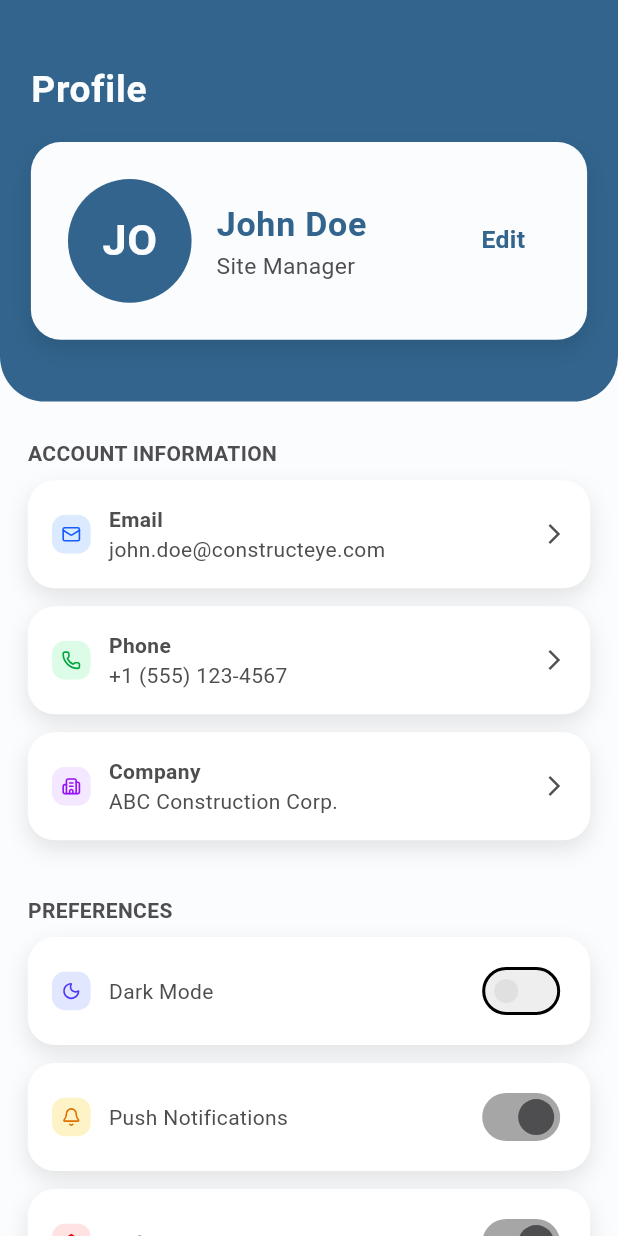
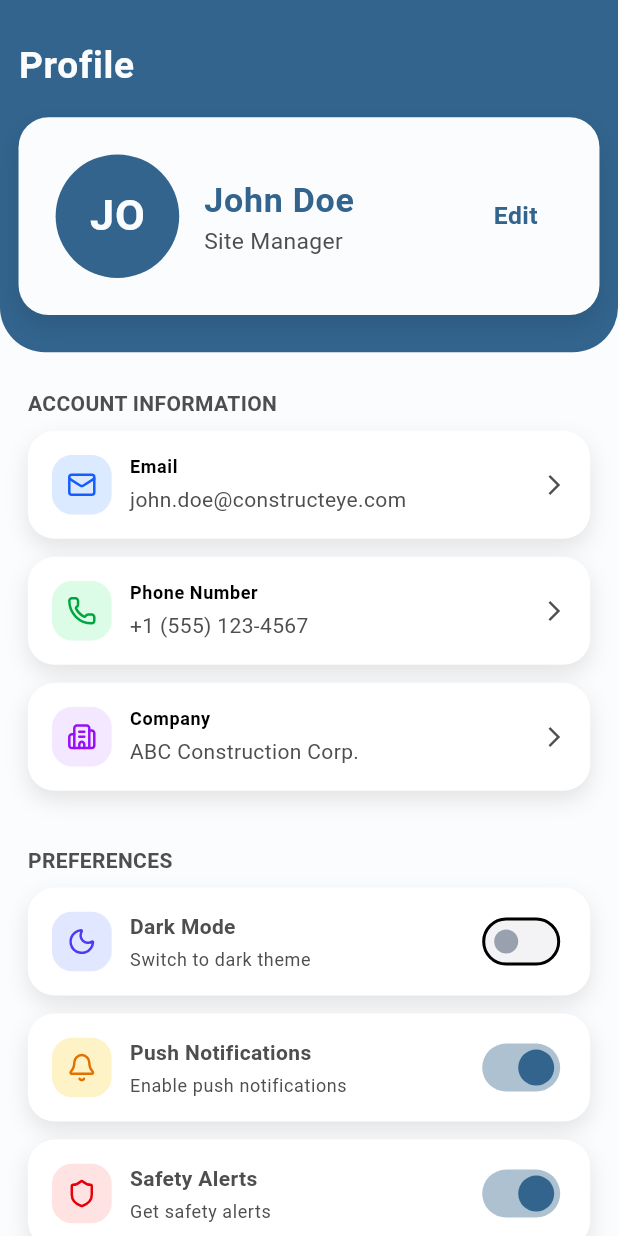
Before and after one commit to midoyasser16204/constructEYE, a Flutter app: the screen it shows after launch, on a phone screen of 412 x 824 dp. Run offline on Flutter 3.47's test engine with Material 3 defaults, Android fonts, the phone set to English and light mode, and no system bars; our stand-ins replace cloud_firestore, firebase_auth, firebase_core, flutter_svg, image_picker, loading_animation_widget and 1 more; accounts and stored records are empty; project files that could hold a hidden picture were left out.

Commit message:
Refactor UI components and improve theme consistency
Details:
Updated switch styling for
better dark/light mode behavior
Refactored profile UI elements
Improved theming and color usage
Cleaned up code structure

```diff
--- a/lib/core/constants/AppConstants.dart
+++ b/lib/core/constants/AppConstants.dart
@@ -110,4 +110,17 @@ class AppConstants {
   static const String phonePlaceholder = 'Enter your phone';
   static const String companyPlaceholder = 'Enter your company';
   static const String editButton = 'Edit';
+  static const String accountInformationTitle = "ACCOUNT INFORMATION";
+  static const String preferencesTitle = "PREFERENCES";
+  static const String otherTitle = "OTHER";
+  static const String darkModeTitle = "Dark Mode";
+  static const String darkModeDescription = "Switch to dark theme";
+  static const String pushNotificationsTitle = "Push Notifications";
+  static const String pushNotificationsDescription = "Enable push notifications";
+  static const String safetyAlertsTitle = "Safety Alerts";
+  static const String safetyAlertsDescription = "Get safety alerts";
+  static const String changePasswordTitle = "Change Password";
+  static const String helpSupportTitle = "Help & Support";
+  static const String logoutTitle = "Logout";
+
 }
--- a/lib/core/themes/ThemeNotifier.dart
+++ /dev/null
@@ -1,9 +0,0 @@
-import 'package:flutter/material.dart';
-
-class ThemeNotifier extends ValueNotifier<ThemeMode> {
-  ThemeNotifier() : super(ThemeMode.light);
-
-  void toggleTheme(bool isDark) {
-    value = isDark ? ThemeMode.dark : ThemeMode.light;
-  }
-}
--- a/lib/main.dart
+++ b/lib/main.dart
@@ -1,15 +1,9 @@
 import 'package:constructEYE/core/constants/AppConstants.dart';
-import 'package:constructEYE/ui/screens/edit_profile_screen/EditProfileScreen.dart';
-import 'package:constructEYE/ui/screens/login_screen/LogInScreen.dart';
 import 'package:constructEYE/ui/screens/profile_screen/ProfileScreen.dart';
-import 'package:constructEYE/ui/screens/signup_screen/SignUpScreen.dart';
-import 'package:constructEYE/ui/screens/splash_screen/SplashScreen.dart';
 import 'package:firebase_core/firebase_core.dart';
 import 'package:flutter/material.dart';
 import 'core/configures/FirebaseOptions.dart';
 import 'core/themes/AppThemes.dart';
-import 'core/themes/ThemeNotifier.dart';
-
 
 void main() async {
   WidgetsFlutterBinding.ensureInitialized();
@@ -17,33 +11,23 @@ void main() async {
     options: DefaultFirebaseOptions.currentPlatform,
   );
 
-  final themeNotifier = ThemeNotifier();
-
-  runApp(MyApp(themeNotifier: themeNotifier));
+  runApp(const MyApp());
 }
 
 class MyApp extends StatelessWidget {
-  final ThemeNotifier themeNotifier;
-
-  const MyApp({super.key, required this.themeNotifier});
+  const MyApp({super.key});
 
   @override
   Widget build(BuildContext context) {
-    return ValueListenableBuilder<ThemeMode>(
-      valueListenable: themeNotifier,
-      builder: (context, currentTheme, _) {
     return MaterialApp(
       debugShowCheckedModeBanner: false,
       title: AppConstants.appName,
       theme: AppThemes.lightTheme,
       darkTheme: AppThemes.darkTheme,
-          themeMode: currentTheme,
+      themeMode: ThemeMode.light,
       initialRoute: AppConstants.profileScreenRoute,
       routes: {
-            AppConstants.profileScreenRoute: (context) =>
-                ProfileScreen(themeNotifier: themeNotifier),
-          },
-        );
+        AppConstants.profileScreenRoute: (context) => const ProfileScreen(),
       },
     );
   }
--- /dev/null
+++ b/lib/ui/components/AppSvgIcon.dart
@@ -0,0 +1,26 @@
+import 'package:flutter/material.dart';
+import 'package:flutter_svg/flutter_svg.dart';
+
+class AppSvgIcon extends StatelessWidget {
+  final String lightPath;
+  final String darkPath;
+  final double size;
+
+  const AppSvgIcon({
+    super.key,
+    required this.lightPath,
+    required this.darkPath,
+    this.size = 24,
+  });
+
+  @override
+  Widget build(BuildContext context) {
+    final isDark = Theme.of(context).brightness == Brightness.dark;
+
+    return SvgPicture.asset(
+      isDark ? darkPath : lightPath,
+      width: size,
+      height: size,
+    );
+  }
+}
--- /dev/null
+++ b/lib/ui/components/SectionTitle.dart
@@ -0,0 +1,26 @@
+import 'package:flutter/material.dart';
+
+class SectionTitle extends StatelessWidget {
+  final String text;
+  final EdgeInsetsGeometry? padding;
+
+  const SectionTitle({
+    super.key,
+    required this.text,
+    this.padding,
+  });
+
+  @override
+  Widget build(BuildContext context) {
+    final theme = Theme.of(context);
+    return Padding(
+      padding: padding ?? const EdgeInsets.symmetric(vertical: 8),
+      child: Text(
+        text,
+        style: theme.textTheme.bodyMedium?.copyWith(
+          fontWeight: FontWeight.bold,
+        ),
+      ),
+    );
+  }
+}
--- /dev/null
+++ b/lib/ui/components/navigation_item.dart
@@ -0,0 +1,66 @@
+import 'package:flutter/material.dart';
+import 'AppSvgIcon.dart';
+
+class NavigationItem extends StatelessWidget {
+  final String iconLight;
+  final String iconDark;
+  final String title;
+  final VoidCallback onTap;
+  final bool isLogout;
+
+  const NavigationItem({
+    super.key,
+    required this.iconLight,
+    required this.iconDark,
+    required this.title,
+    required this.onTap,
+    this.isLogout = false,
+  });
+
+  @override
+  Widget build(BuildContext context) {
+    final theme = Theme.of(context);
+
+    return GestureDetector(
+      onTap: onTap,
+      child: Container(
+        margin: const EdgeInsets.only(bottom: 12),
+        padding: const EdgeInsets.all(16),
+        decoration: BoxDecoration(
+          color: theme.cardColor,
+          borderRadius: BorderRadius.circular(18),
+          boxShadow: [
+            BoxShadow(
+              color: Colors.black.withOpacity(
+                  theme.brightness == Brightness.dark ? 0.3 : 0.1),
+              blurRadius: 12,
+              offset: const Offset(0, 6),
+            ),
+          ],
+        ),
+        child: Row(
+          children: [
+            AppSvgIcon(lightPath: iconLight, darkPath: iconDark, size: 40),
+            const SizedBox(width: 12),
+            Expanded(
+              child: Text(
+                title,
+                style: theme.textTheme.bodyMedium?.copyWith(
+                  color: isLogout
+                      ? Colors.red
+                      : theme.textTheme.bodyMedium?.color,
+                  fontWeight: FontWeight.bold,
+                ),
+              ),
+            ),
+            Icon(
+              Icons.arrow_forward_ios,
+              size: 16,
+              color: theme.textTheme.bodyMedium?.color,
+            ),
+          ],
+        ),
+      ),
+    );
+  }
+}
--- /dev/null
+++ b/lib/ui/components/profile_card_item.dart
@@ -0,0 +1,66 @@
+import 'package:flutter/material.dart';
+import 'AppSvgIcon.dart';
+
+class ProfileCardItem extends StatelessWidget {
+  final String iconLight;
+  final String iconDark;
+  final String title;
+  final String value;
+
+  const ProfileCardItem({
+    super.key,
+    required this.iconLight,
+    required this.iconDark,
+    required this.title,
+    required this.value,
+  });
+
+  @override
+  Widget build(BuildContext context) {
+    final theme = Theme.of(context);
+
+    return Container(
+      margin: const EdgeInsets.only(bottom: 12),
+      padding: const EdgeInsets.all(16),
+      decoration: BoxDecoration(
+        color: theme.cardColor,
+        borderRadius: BorderRadius.circular(18),
+        boxShadow: [
+          BoxShadow(
+            color: Colors.black.withOpacity(
+              theme.brightness == Brightness.dark ? 0.3 : 0.1,
+            ),
+            blurRadius: 12,
+            offset: const Offset(0, 6),
+          ),
+        ],
+      ),
+      child: Row(
+        children: [
+          AppSvgIcon(lightPath: iconLight, darkPath: iconDark, size: 40),
+          const SizedBox(width: 12),
+          Expanded(
+            child: Column(
+              crossAxisAlignment: CrossAxisAlignment.start,
+              children: [
+                Text(
+                  title,
+                  style: theme.textTheme.bodySmall?.copyWith(
+                    fontWeight: FontWeight.bold,
+                  ),
+                ),
+                const SizedBox(height: 4),
+                Text(value, style: theme.textTheme.bodyMedium),
+              ],
+            ),
+          ),
+          Icon(
+            Icons.arrow_forward_ios,
+            size: 16,
+            color: theme.textTheme.bodyMedium?.color,
+          ),
+        ],
+      ),
+    );
+  }
+}
--- /dev/null
+++ b/lib/ui/components/profile_switch_item.dart
@@ -0,0 +1,96 @@
+import 'package:flutter/material.dart';
+import '../../core/colors/AppColors.dart';
+import 'AppSvgIcon.dart';
+
+class ProfileSwitchItem extends StatelessWidget {
+  final String iconLight;
+  final String iconDark;
+  final String title;
+  final String description;
+  final bool value;
+  final Function(bool) onChanged;
+
+  const ProfileSwitchItem({
+    super.key,
+    required this.iconLight,
+    required this.iconDark,
+    required this.title,
+    required this.description,
+    required this.value,
+    required this.onChanged,
+  });
+
+  @override
+  Widget build(BuildContext context) {
+    final theme = Theme.of(context);
+    final isDark = theme.brightness == Brightness.dark;
+
+    return Container(
+      margin: const EdgeInsets.only(bottom: 12),
+      padding: const EdgeInsets.all(16),
+      decoration: BoxDecoration(
+        color: theme.cardColor,
+        borderRadius: BorderRadius.circular(18),
+        boxShadow: [
+          BoxShadow(
+            color: AppColors.slider.withOpacity(isDark ? 0.3 : 0.1),
+            blurRadius: 12,
+            offset: const Offset(0, 6),
+          ),
+        ],
+      ),
+      child: Row(
+        children: [
+          AppSvgIcon(lightPath: iconLight, darkPath: iconDark, size: 40),
+          const SizedBox(width: 12),
+          Expanded(
+            child: Column(
+              crossAxisAlignment: CrossAxisAlignment.start,
+              children: [
+                Text(
+                  title,
+                  style: theme.textTheme.bodyMedium?.copyWith(
+                    fontWeight: FontWeight.bold,
+                    color: isDark ? AppColors.textDark : AppColors.text,
+                  ),
+                ),
+                const SizedBox(height: 4),
+                Text(
+                  description,
+                  style: theme.textTheme.bodySmall?.copyWith(
+                    color: isDark ? AppColors.textDark : AppColors.text,
+                  ),
+                ),
+              ],
+            ),
+          ),
+          Switch(
+            value: value,
+            onChanged: onChanged,
+            thumbColor: MaterialStateProperty.resolveWith<Color>((states) {
+              if (states.contains(MaterialState.selected)) {
+                return isDark
+                    ? AppColors.titleTextDark
+                    : AppColors.primaryColor;
+              }
+              return isDark
+                  ? const Color(0xFF2E3A47)
+                  : AppColors.textDark;
+            }),
+            trackColor: MaterialStateProperty.resolveWith<Color>((states) {
+              if (states.contains(MaterialState.selected)) {
+                return isDark
+                    ? AppColors.titleTextDark.withOpacity(0.4)
+                    : AppColors.primaryColor.withOpacity(0.4);
+              }
+              return isDark
+                  ? AppColors.inputFieldBackgroundDark
+                  : AppColors.inputFieldBackground;
+            }),
+            materialTapTargetSize: MaterialTapTargetSize.shrinkWrap,
+          ),
+        ],
+      ),
+    );
+  }
+}
--- a/lib/ui/screens/profile_screen/ProfileScreen.dart
+++ b/lib/ui/screens/profile_screen/ProfileScreen.dart
@@ -1,15 +1,17 @@
 import 'package:flutter/material.dart';
-import 'package:flutter_svg/svg.dart';
 import '../../../core/constants/AppConstants.dart';
 import '../../../core/colors/AppColors.dart';
+import '../../components/SectionTitle.dart';
+import '../../components/profile_card_item.dart';
+import '../../components/profile_switch_item.dart';
+import '../../components/navigation_item.dart';
 import '../edit_profile_screen/EditProfileScreen.dart';
 import 'profile_bloc/ProfileBloc.dart';
 import 'profile_bloc/ProfileContract.dart';
-import '../../../core/themes/ThemeNotifier.dart';
+
 
 class ProfileScreen extends StatefulWidget {
-  final ThemeNotifier themeNotifier;
-  const ProfileScreen({super.key, required this.themeNotifier});
+  const ProfileScreen({super.key});
 
   @override
   State<ProfileScreen> createState() => _ProfileScreenState();
@@ -44,17 +46,18 @@ class _ProfileScreenState extends State<ProfileScreen> {
           initialData: _bloc.currentState,
           builder: (context, snapshot) {
             final state = snapshot.data!;
+
             return Column(
               children: [
                 // ------------------ HEADER ------------------
                 Container(
                   width: double.infinity,
                   padding: EdgeInsets.symmetric(
-                    horizontal: screenWidth * 0.05,
-                    vertical: screenHeight * 0.05,
+                    horizontal: screenWidth * 0.03,
+                    vertical: screenHeight * 0.03,
                   ),
                   decoration: BoxDecoration(
-                    color: theme.primaryColor,
+                    color: AppColors.primaryColor,
                     borderRadius: const BorderRadius.vertical(
                       bottom: Radius.circular(30),
                     ),
@@ -70,9 +73,7 @@ class _ProfileScreenState extends State<ProfileScreen> {
                           color: AppColors.background,
                         ),
                       ),
-                      SizedBox(
-                        height: screenHeight * 0.02,
-                      ),
+                      SizedBox(height: screenHeight * 0.02),
                       Container(
                         padding: EdgeInsets.all(screenWidth * 0.06),
                         decoration: BoxDecoration(
@@ -94,7 +95,7 @@ class _ProfileScreenState extends State<ProfileScreen> {
                               height: screenWidth * 0.2,
                               decoration: BoxDecoration(
                                 shape: BoxShape.circle,
-                                color: theme.primaryColor,
+                                color: AppColors.primaryColor,
                               ),
                               alignment: Alignment.center,
                               child: Text(
@@ -148,7 +149,7 @@ class _ProfileScreenState extends State<ProfileScreen> {
                                 child: Text(
                                   AppConstants.editButton,
                                   style: TextStyle(
-                                    color: theme.primaryColor,
+                                    color: AppColors.primaryColor,
                                     fontWeight: FontWeight.bold,
                                     fontSize: screenWidth * 0.04,
                                   ),
@@ -172,71 +173,69 @@ class _ProfileScreenState extends State<ProfileScreen> {
                     child: Column(
                       crossAxisAlignment: CrossAxisAlignment.start,
                       children: [
-                        sectionTitle("ACCOUNT INFORMATION", theme),
-                        profileItem(
-                          icon: AppConstants.mailContainerIcon,
-                          title: "Email",
+                        SectionTitle(text: AppConstants.accountInformationTitle),
+                        ProfileCardItem(
+                          iconLight: AppConstants.mailContainerIcon,
+                          iconDark: AppConstants.mailContainerDarkIcon,
+                          title: AppConstants.email,
                           value: state.email,
-                          theme: theme,
                         ),
-                        profileItem(
-                          icon: AppConstants.phoneContainerIcon,
-                          title: "Phone",
+                        ProfileCardItem(
+                          iconLight: AppConstants.phoneContainerIcon,
+                          iconDark: AppConstants.phoneContainerDarkIcon,
+                          title: AppConstants.phoneNumber,
                           value: state.phone,
-                          theme: theme,
                         ),
-                        profileItem(
-                          icon: AppConstants.companyContainerIcon,
-                          title: "Company",
+                        ProfileCardItem(
+                          iconLight: AppConstants.companyContainerIcon,
+                          iconDark: AppConstants.companyContainerDarkIcon,
+                          title: AppConstants.companyName,
                           value: state.company,
-                          theme: theme,
                         ),
                         SizedBox(height: screenHeight * 0.02),
-                        sectionTitle("PREFERENCES", theme),
-                        switchItem(
-                          icon: AppConstants.themeContainerIcon,
-                          title: "Dark Mode",
+                        SectionTitle(text: AppConstants.preferencesTitle),
+                        ProfileSwitchItem(
+                          iconLight: AppConstants.themeContainerIcon,
+                          iconDark: AppConstants.themeContainerDarkIcon,
+                          title: AppConstants.darkModeTitle,
+                          description: AppConstants.darkModeDescription,
                           value: state.isDarkMode,
-                          onChanged: (v) {
-                            _bloc.eventSink.add(ToggleDarkMode(v));
-                            widget.themeNotifier.toggleTheme(v); // فعلنا الثيم
-                          },
-                          theme: theme,
+                          onChanged: (v) => _bloc.eventSink.add(ToggleDarkMode(v)),
                         ),
-                        switchItem(
-                          icon: AppConstants.notificationContainerIcon,
-                          title: "Push Notifications",
+                        ProfileSwitchItem(
+                          iconLight: AppConstants.notificationContainerIcon,
+                          iconDark: AppConstants.notificationContainerDarkIcon,
+                          title: AppConstants.pushNotificationsTitle,
+                          description: AppConstants.pushNotificationsDescription,
                           value: state.pushNotifications,
-                          onChanged: (v) =>
-                              _bloc.eventSink.add(TogglePushNotifications(v)),
-                          theme: theme,
+                          onChanged: (v) => _bloc.eventSink.add(TogglePushNotifications(v)),
                         ),
-                        switchItem(
-                          icon: AppConstants.safetyContainerIcon,
-                          title: "Safety Alerts",
+                        ProfileSwitchItem(
+                          iconLight: AppConstants.safetyContainerIcon,
+                          iconDark: AppConstants.safetyContainerDarkIcon,
+                          title: AppConstants.safetyAlertsTitle,
+                          description: AppConstants.safetyAlertsDescription,
                           value: state.safetyAlerts,
-                          onChanged: (v) =>
-                              _bloc.eventSink.add(ToggleSafetyAlerts(v)),
-                          theme: theme,
+                          onChanged: (v) => _bloc.eventSink.add(ToggleSafetyAlerts(v)),
                         ),
                         SizedBox(height: screenHeight * 0.02),
-                        sectionTitle("OTHER", theme),
-                        navigationItem(
-                          icon: AppConstants.passwordContainerIcon,
-                          title: "Change Password",
-                          theme: theme,
+                        SectionTitle(text: AppConstants.otherTitle),
+                        NavigationItem(
+                          iconLight: AppConstants.passwordContainerIcon,
+                          iconDark: AppConstants.passwordContainerDarkIcon,
+                          title: AppConstants.changePasswordTitle,
                           onTap: () {},
                         ),
-                        navigationItem(
-                          icon: AppConstants.mailContainerIcon,
-                          title: "Help & Support",
-                          theme: theme,
+                        NavigationItem(
+                          iconLight: AppConstants.mailContainerIcon,
+                          iconDark: AppConstants.mailContainerDarkIcon,
+                          title: AppConstants.helpSupportTitle,
                           onTap: () {},
                         ),
-                        navigationItem(
-                          icon: AppConstants.logoutContainerIcon,
-                          title: "Logout",
-                          theme: theme,
+                        NavigationItem(
+                          iconLight: AppConstants.logoutContainerIcon,
+                          iconDark: AppConstants.logoutContainerDarkIcon,
+                          title: AppConstants.logoutTitle,
                           onTap: () => _bloc.eventSink.add(LogoutEvent()),
                           isLogout: true,
                         ),
@@ -252,158 +251,4 @@ class _ProfileScreenState extends State<ProfileScreen> {
       ),
     );
   }
-
-  // ---------------- UI COMPONENTS ------------------
-  Widget sectionTitle(String text, ThemeData theme) {
-    return Padding(
-      padding: const EdgeInsets.symmetric(vertical: 8),
-      child: Text(
-        text,
-        style: theme.textTheme.bodyMedium?.copyWith(
-          fontWeight: FontWeight.bold,
-        ),
-      ),
-    );
-  }
-
-  Widget profileItem({
-    required String icon,
-    required String title,
-    required String value,
-    required ThemeData theme,
-  }) {
-    return Container(
-      margin: const EdgeInsets.only(bottom: 12),
-      padding: const EdgeInsets.all(16),
-      decoration: BoxDecoration(
-        color: theme.cardColor,
-        borderRadius: BorderRadius.circular(18),
-        boxShadow: [
-          BoxShadow(
-            color: Colors.black.withOpacity(
-              theme.brightness == Brightness.dark ? 0.3 : 0.1,
-            ),
-            blurRadius: 12,
-            offset: const Offset(0, 6),
-          ),
-        ],
-      ),
-      child: Row(
-        children: [
-          SvgPicture.asset(icon, width: 26),
-          const SizedBox(width: 12),
-          Expanded(
-            child: Column(
-              crossAxisAlignment: CrossAxisAlignment.start,
-              children: [
-                Text(
-                  title,
-                  style: theme.textTheme.bodyMedium?.copyWith(
-                    fontWeight: FontWeight.bold,
-                  ),
-                ),
-                Text(value, style: theme.textTheme.bodyMedium),
-              ],
-            ),
-          ),
-          Icon(
-            Icons.arrow_forward_ios,
-            size: 16,
-            color: theme.textTheme.bodyMedium?.color,
-          ),
-        ],
-      ),
-    );
-  }
-
-  Widget switchItem({
-    required String icon,
-    required String title,
-    required bool value,
-    required Function(bool) onChanged,
-    required ThemeData theme,
-  }) {
-    return Container(
-      margin: const EdgeInsets.only(bottom: 12),
-      padding: const EdgeInsets.all(16),
-      decoration: BoxDecoration(
-        color: theme.cardColor,
-        borderRadius: BorderRadius.circular(18),
-        boxShadow: [
-          BoxShadow(
-            color: Colors.black.withOpacity(
-              theme.brightness == Brightness.dark ? 0.3 : 0.1,
-            ),
-            blurRadius: 12,
-            offset: const Offset(0, 6),
-          ),
-        ],
-      ),
-      child: Row(
-        children: [
-          SvgPicture.asset(icon, width: 26),
-          const SizedBox(width: 12),
-          Expanded(child: Text(title, style: theme.textTheme.bodyMedium)),
-          Switch(
-            value: value,
-            onChanged: onChanged,
-            activeColor: theme.textTheme.bodyMedium?.color,
-            inactiveThumbColor: Colors.grey[300],
-            inactiveTrackColor: Colors.grey[200],
-            materialTapTargetSize: MaterialTapTargetSize.shrinkWrap,
-          ),
-        ],
-      ),
-    );
-  }
-
-  Widget navigationItem({
-    required String icon,
-    required String title,
-    required ThemeData theme,
-    required VoidCallback onTap,
-    bool isLogout = false,
-  }) {
-    return GestureDetector(
-      onTap: onTap,
-      child: Container(
-        margin: const EdgeInsets.only(bottom: 12),
-        padding: const EdgeInsets.all(16),
-        decoration: BoxDecoration(
-          color: theme.cardColor,
-          borderRadius: BorderRadius.circular(18),
-          boxShadow: [
-            BoxShadow(
-              color: Colors.black.withOpacity(
-                theme.brightness == Brightness.dark ? 0.3 : 0.1,
-              ),
-              blurRadius: 12,
-              offset: const Offset(0, 6),
-            ),
-          ],
-        ),
-        child: Row(
-          children: [
-            SvgPicture.asset(icon, width: 26),
-            const SizedBox(width: 12),
-            Expanded(
-              child: Text(
-                title,
-                style: theme.textTheme.bodyMedium?.copyWith(
-                  color: isLogout
-                      ? AppColors.errorColor
-                      : theme.textTheme.bodyMedium?.color,
-                ),
-              ),
-            ),
-            Icon(
-              Icons.arrow_forward_ios,
-              size: 16,
-              color: theme.textTheme.bodyMedium?.color,
-            ),
-          ],
-        ),
-      ),
-    );
-  }
 }
```
Also changed, not shown: 1 other file. Lines whose indentation alone changed are shown as unchanged.
